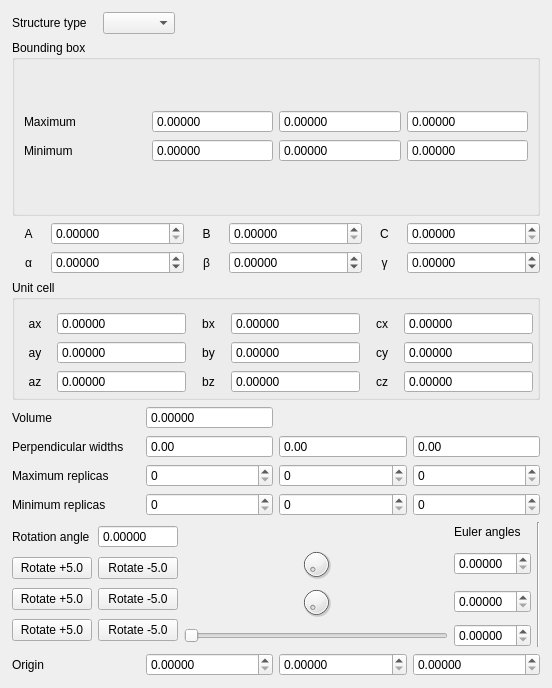
First picture: the form in iraspa/iraspagui/cellcellform.ui, repository iRASPA/iRASPA-QT, before the edit.
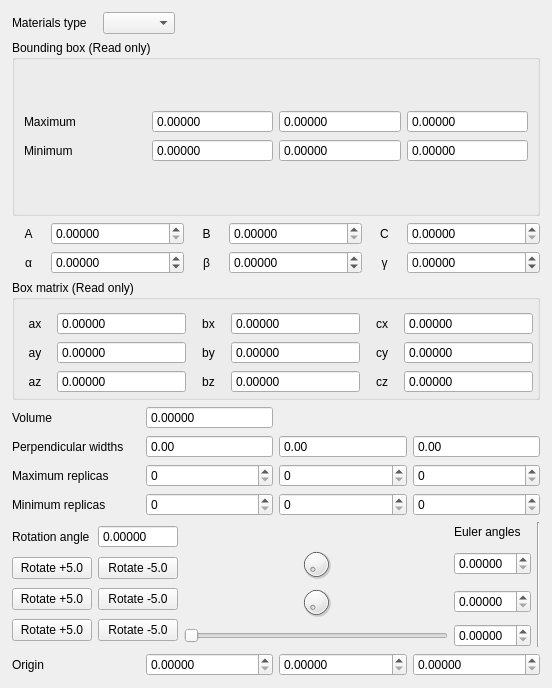
Second picture: the form after the edit. Custom widgets are drawn as their Qt base class.

Patch:
```diff
--- a/iraspa/iraspagui/cellcellform.ui
+++ b/iraspa/iraspagui/cellcellform.ui
@@ -31,7 +31,7 @@
      <item>
       <widget class="QLabel" name="label">
        <property name="text">
-        <string>Structure type</string>
+        <string>Materials type</string>
        </property>
       </widget>
      </item>
@@ -78,7 +78,7 @@
      <item>
       <widget class="QGroupBox" name="groupBox">
        <property name="title">
-        <string>Bounding box</string>
+        <string>Bounding box (Read only)</string>
        </property>
        <layout class="QVBoxLayout" name="verticalLayout_6">
         <item>
@@ -403,7 +403,7 @@
        <item>
         <widget class="QGroupBox" name="groupBox_2">
          <property name="title">
-          <string>Unit cell</string>
+          <string>Box matrix (Read only)</string>
          </property>
          <layout class="QVBoxLayout" name="verticalLayout_5">
           <property name="leftMargin">
@@ -1100,16 +1100,16 @@
    <extends>QSlider</extends>
    <header>qdoubleslider.h</header>
   </customwidget>
-  <customwidget>
-   <class>CustomIntSpinBox</class>
-   <extends>QSpinBox</extends>
-   <header>customintspinbox.h</header>
-  </customwidget>
   <customwidget>
    <class>QDoubleDial</class>
    <extends>QDial</extends>
    <header>qdoubledial.h</header>
   </customwidget>
+  <customwidget>
+   <class>CustomIntSpinBox</class>
+   <extends>QSpinBox</extends>
+   <header>customintspinbox.h</header>
+  </customwidget>
  </customwidgets>
  <resources/>
  <connections/>
```
